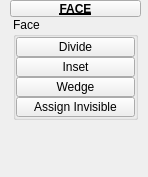
This is tentacle/ui/uiLevel_3/polygons_face.ui in m3trik/tentacle as Qt 5 draws it before an edit. The edited form follows.
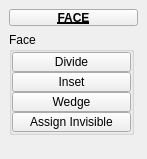
This is the edited form. Custom widgets are drawn as their Qt base class.

Patch:
```diff
--- a/tentacle/ui/uiLevel_3/polygons_face.ui
+++ b/tentacle/ui/uiLevel_3/polygons_face.ui
@@ -9,8 +9,8 @@
    <rect>
     <x>0</x>
     <y>0</y>
-    <width>148</width>
-    <height>177</height>
+    <width>147</width>
+    <height>159</height>
    </rect>
   </property>
   <property name="minimumSize">
@@ -142,21 +142,36 @@
      </disabled>
     </palette>
    </property>
-   <widget class="QWidget" name="layoutWidget">
-    <property name="geometry">
-     <rect>
-      <x>10</x>
-      <y>0</y>
-      <width>131</width>
-      <height>161</height>
-     </rect>
-    </property>
-    <layout class="QGridLayout" name="gridLayout">
-     <property name="spacing">
-      <number>0</number>
-     </property>
-     <item row="1" column="1" colspan="2">
-      <layout class="QHBoxLayout" name="horizontalLayout">
+   <layout class="QVBoxLayout" name="verticalLayout_2">
+    <item>
+     <widget class="PushButtonDraggable" name="draggable_header">
+      <property name="minimumSize">
+       <size>
+        <width>19</width>
+        <height>17</height>
+       </size>
+      </property>
+      <property name="maximumSize">
+       <size>
+        <width>999</width>
+        <height>17</height>
+       </size>
+      </property>
+      <property name="font">
+       <font>
+        <weight>75</weight>
+        <bold>true</bold>
+        <underline>true</underline>
+       </font>
+      </property>
+      <property name="text">
+       <string>FACE</string>
+      </property>
+      <property name="checkable">
+       <bool>true</bool>
+      </property>
+     </widget>
+    </item>
        <item>
         <layout class="QVBoxLayout" name="verticalLayout">
          <property name="spacing">
@@ -418,38 +433,6 @@
         </layout>
        </item>
       </layout>
-     </item>
-     <item row="0" column="1" colspan="2">
-      <widget class="PushButtonDraggable" name="draggable_header">
-       <property name="minimumSize">
-        <size>
-         <width>19</width>
-         <height>17</height>
-        </size>
-       </property>
-       <property name="maximumSize">
-        <size>
-         <width>999</width>
-         <height>17</height>
-        </size>
-       </property>
-       <property name="font">
-        <font>
-         <weight>75</weight>
-         <bold>true</bold>
-         <underline>true</underline>
-        </font>
-       </property>
-       <property name="text">
-        <string>FACE</string>
-       </property>
-       <property name="checkable">
-        <bool>true</bool>
-       </property>
-      </widget>
-     </item>
-    </layout>
-   </widget>
   </widget>
  </widget>
  <customwidgets>
```
Lines whose indentation alone changed are shown as unchanged.
